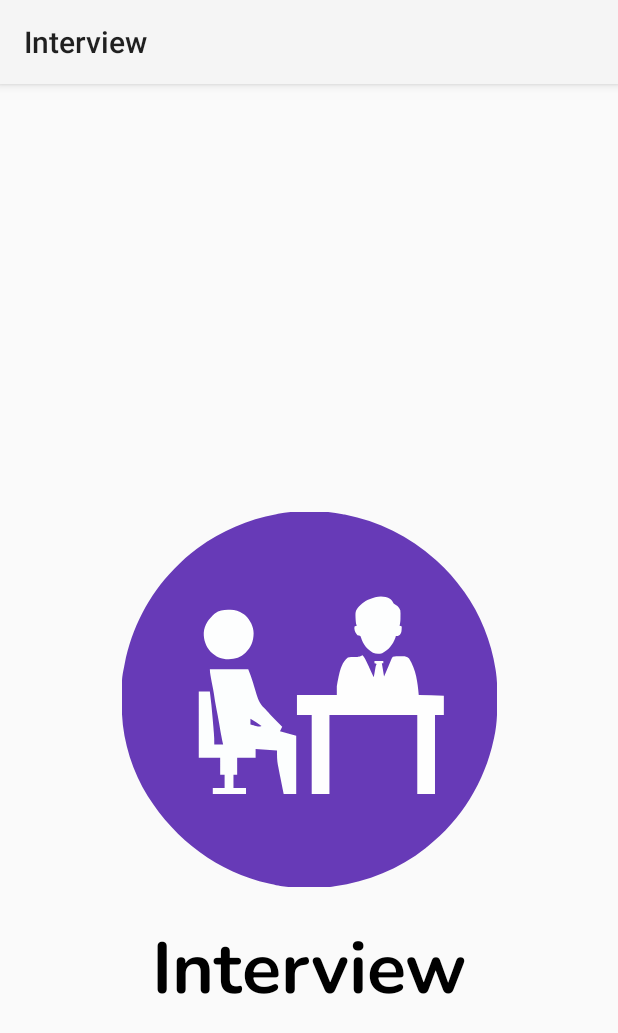
After one commit to MehrajLatifli/Interview, an Android app: the fragment SplashFragment shown on its own in the app's theme, on a phone screen of 412 x 824 dp. The commit adds this screen. Shown: the top 1033 px of the screen. Run offline under Robolectric (Android 15) with nearby library versions, the light colour scheme and no system bars.

Commit message:
GOD bless universes

```diff
--- /dev/null
+++ b/Android/Interview/app/src/main/java/com/example/interview/views/fragments/splash/SplashFragment.kt
@@ -0,0 +1,44 @@
+package com.example.interview.views.fragments.splash
+
+import android.content.Context
+import android.os.Bundle
+import androidx.fragment.app.Fragment
+import android.view.LayoutInflater
+import android.view.View
+import android.view.ViewGroup
+import androidx.lifecycle.lifecycleScope
+import androidx.navigation.fragment.findNavController
+import com.example.interview.R
+import com.example.interview.databinding.FragmentSplashBinding
+import com.example.interview.views.fragments.base.BaseFragment
+import kotlinx.coroutines.delay
+import kotlinx.coroutines.launch
+
+
+class SplashFragment : BaseFragment<FragmentSplashBinding>(FragmentSplashBinding::inflate) {
+
+    override fun onViewCreated(view: View, savedInstanceState: Bundle?) {
+        super.onViewCreated(view, savedInstanceState)
+        navigateScreen()
+    }
+
+    private fun navigateScreen() {
+        lifecycleScope.launch {
+            val isAuth = getAuth()
+            delay(3000)
+            if (isAuth) {
+               // findNavController().navigate(SplashFragmentDirections.actionSplashFragmentToHomeFragment())
+            } else {
+               // findNavController().navigate(SplashFragmentDirections.actionSplashFragmentToLoginFragment())
+            }
+
+        }
+    }
+
+    private fun getAuth(): Boolean {
+        val sp = requireActivity().getSharedPreferences("auth_local", Context.MODE_PRIVATE)
+
+        return sp.getBoolean("isAuth", false)
+    }
+
+}
--- /dev/null
+++ b/Android/Interview/app/src/main/res/layout/fragment_splash.xml
@@ -0,0 +1,39 @@
+<?xml version="1.0" encoding="utf-8"?>
+<androidx.constraintlayout.widget.ConstraintLayout xmlns:android="http://schemas.android.com/apk/res/android"
+    xmlns:tools="http://schemas.android.com/tools"
+    android:layout_width="match_parent"
+    android:layout_height="match_parent"
+    xmlns:app="http://schemas.android.com/apk/res-auto"
+    tools:context=".views.fragments.splash.SplashFragment">
+
+
+    <ImageView
+        android:id="@+id/imageView"
+        android:layout_width="250dp"
+        android:layout_height="250dp"
+        android:layout_marginStart="32dp"
+        android:layout_marginTop="285dp"
+        android:layout_marginEnd="32dp"
+        android:src="@drawable/logo"
+        app:layout_constraintEnd_toEndOf="parent"
+        app:layout_constraintStart_toStartOf="parent"
+        app:layout_constraintTop_toTopOf="parent" />
+
+    <TextView
+        android:id="@+id/textView"
+        android:layout_width="wrap_content"
+        android:layout_height="wrap_content"
+        android:layout_marginStart="115dp"
+        android:layout_marginTop="20dp"
+        android:layout_marginEnd="115dp"
+        android:fontFamily="@font/nunito_bold"
+        android:text="Interview"
+        android:textColor="@color/Black"
+        android:textAlignment="center"
+        android:textSize="48dp"
+        app:layout_constraintEnd_toEndOf="parent"
+        app:layout_constraintStart_toStartOf="parent"
+        app:layout_constraintTop_toBottomOf="@+id/imageView" />
+
+
+</androidx.constraintlayout.widget.ConstraintLayout>
--- a/Android/Interview/app/src/main/res/values/strings.xml
+++ b/Android/Interview/app/src/main/res/values/strings.xml
@@ -1,3 +1,5 @@
 <resources>
     <string name="app_name">Interview</string>
+    <!-- TODO: Remove or change this placeholder text -->
+    <string name="hello_blank_fragment">Hello blank fragment</string>
 </resources>
```
